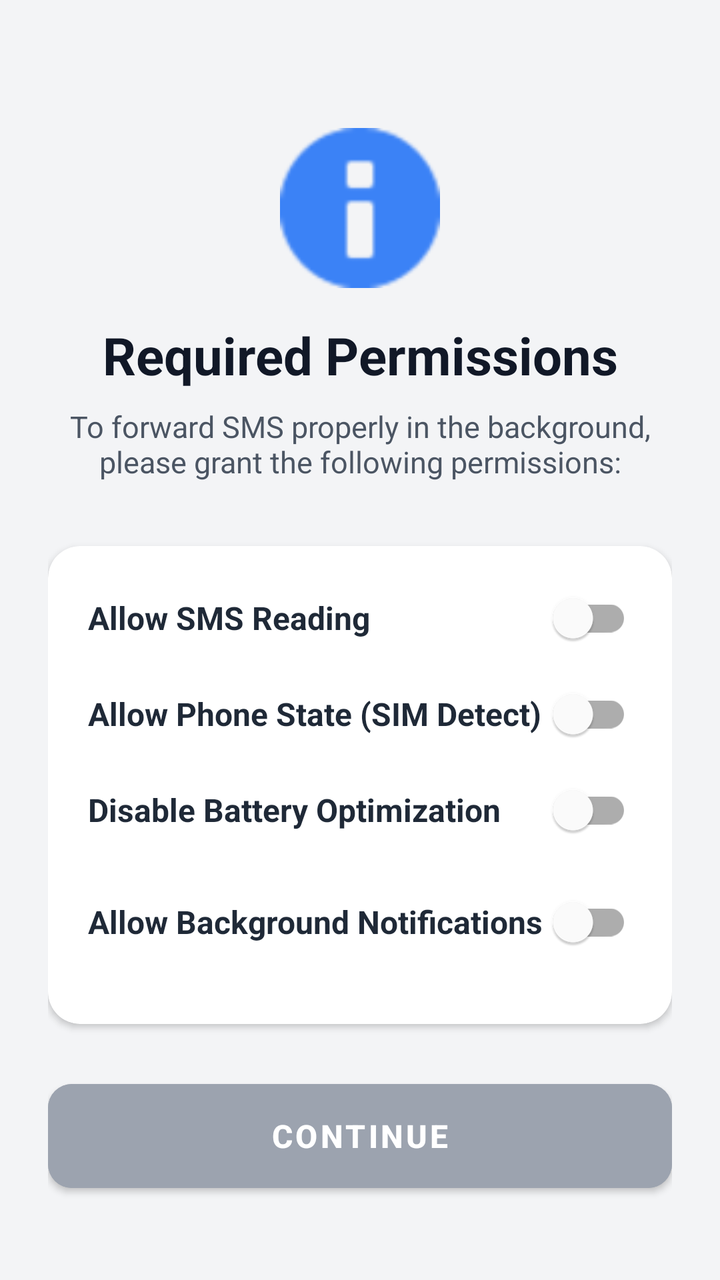
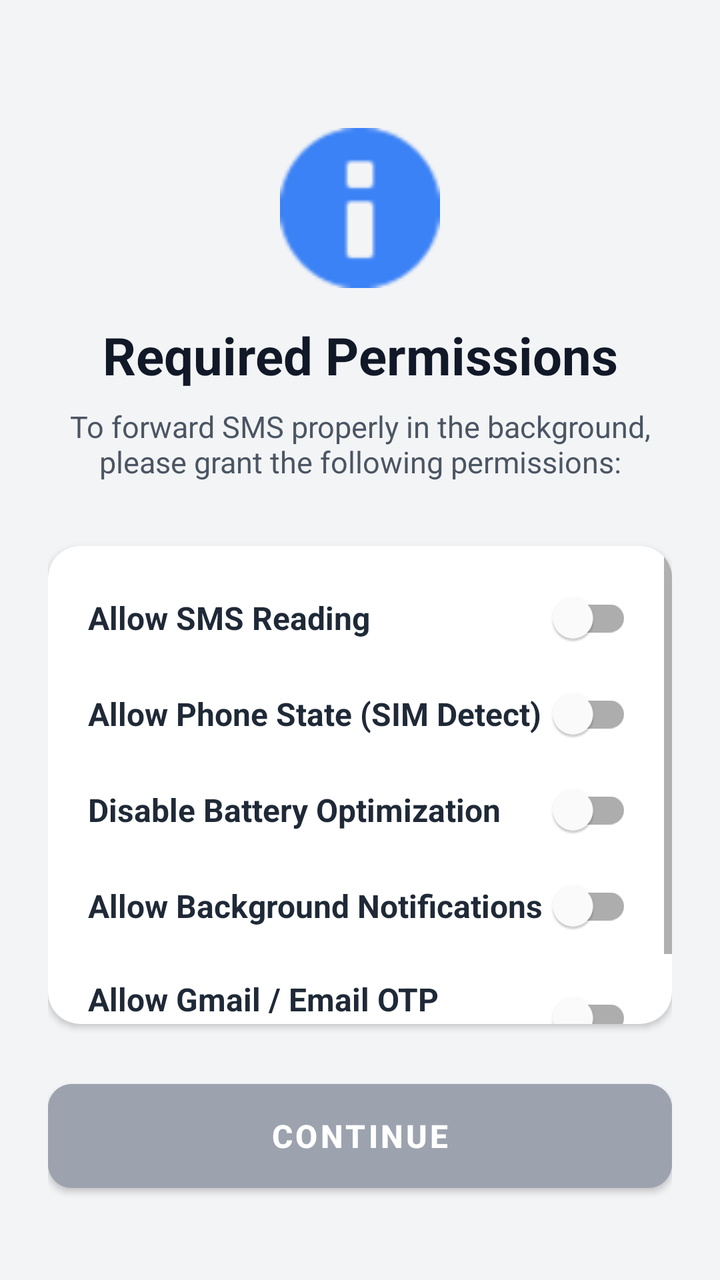

Compare the two renders of this Android layout. The source of the first and the diff that turns it into the second are given below.
<!-- AndroidManifest.xml: application theme Theme.SMSForwarder -->
<!-- res/layout/activity_permissions.xml -->
<?xml version="1.0" encoding="utf-8"?>
<LinearLayout xmlns:android="http://schemas.android.com/apk/res/android"
    xmlns:app="http://schemas.android.com/apk/res-auto"
    android:layout_width="match_parent"
    android:layout_height="match_parent"
    android:orientation="vertical"
    android:padding="24dp"
    android:background="#F3F4F6"
    android:gravity="center_horizontal">

    <ImageView
        android:layout_width="80dp"
        android:layout_height="80dp"
        android:src="@android:drawable/ic_dialog_info"
        android:layout_marginTop="40dp"
        android:layout_marginBottom="16dp"
        app:tint="#3B82F6"/>

    <TextView
        android:layout_width="match_parent"
        android:layout_height="wrap_content"
        android:text="Required Permissions"
        android:textSize="26sp"
        android:textStyle="bold"
        android:textColor="#111827"
        android:gravity="center"
        android:layout_marginBottom="8dp"/>
        
    <TextView
        android:layout_width="match_parent"
        android:layout_height="wrap_content"
        android:text="To forward SMS properly in the background, please grant the following permissions:"
        android:textSize="15sp"
        android:textColor="#4B5563"
        android:gravity="center"
        android:layout_marginBottom="32dp"/>

    <androidx.cardview.widget.CardView
        android:layout_width="match_parent"
        android:layout_height="wrap_content"
        app:cardCornerRadius="16dp"
        app:cardElevation="2dp"
        android:layout_weight="1"
        android:layout_marginBottom="24dp">

        <ScrollView
            android:layout_width="match_parent"
            android:layout_height="match_parent">
            
            <LinearLayout
                android:layout_width="match_parent"
                android:layout_height="wrap_content"
                android:orientation="vertical"
                android:padding="20dp">

                <com.google.android.material.switchmaterial.SwitchMaterial
                    android:id="@+id/switchSms"
                    android:layout_width="match_parent"
                    android:layout_height="wrap_content"
                    android:text="Allow SMS Reading"
                    android:textSize="16sp"
                    android:textStyle="bold"
                    android:textColor="#1F2937"
                    android:paddingBottom="16dp"/>

                <com.google.android.material.switchmaterial.SwitchMaterial
                    android:id="@+id/switchPhone"
                    android:layout_width="match_parent"
                    android:layout_height="wrap_content"
                    android:text="Allow Phone State (SIM Detect)"
                    android:textSize="16sp"
                    android:textStyle="bold"
                    android:textColor="#1F2937"
                    android:paddingBottom="16dp"/>

                <com.google.android.material.switchmaterial.SwitchMaterial
                    android:id="@+id/switchBattery"
                    android:layout_width="match_parent"
                    android:layout_height="wrap_content"
                    android:text="Disable Battery Optimization"
                    android:textSize="16sp"
                    android:textStyle="bold"
                    android:textColor="#1F2937"
                    android:paddingBottom="16dp"/>
                    
                <com.google.android.material.switchmaterial.SwitchMaterial
                    android:id="@+id/switchNotification"
                    android:layout_width="match_parent"
                    android:layout_height="wrap_content"
                    android:text="Allow Background Notifications"
                    android:textSize="16sp"
                    android:textStyle="bold"
                    android:textColor="#1F2937"/>

            </LinearLayout>
        </ScrollView>
    </androidx.cardview.widget.CardView>

    <com.google.android.material.button.MaterialButton
        android:id="@+id/btnContinue"
        android:layout_width="match_parent"
        android:layout_height="64dp"
        android:text="CONTINUE"
        android:backgroundTint="#9CA3AF"
        android:textColor="#ffffff"
        android:textStyle="bold"
        android:textSize="16sp"
        android:layout_marginBottom="16dp"
        app:cornerRadius="12dp" />

</LinearLayout>
<!-- resources referenced by this layout -->
<resources>
  <style name="Theme.SMSForwarder" parent="Theme.MaterialComponents.Light.NoActionBar">
          <item name="colorPrimary">#0284C7</item>
          <item name="colorPrimaryDark">#F8FAFC</item>
          <item name="colorAccent">#0284C7</item>
          
          
          <item name="android:statusBarColor">#F8FAFC</item>
          <item name="android:windowLightStatusBar">true</item>
          
          
          <item name="android:navigationBarColor">#FFFFFF</item>
      </style>
</resources>

<!-- the commit's change to res/layout/activity_permissions.xml (unified diff, before → after) -->
@@ -90,6 +90,16 @@
                     android:text="Allow Background Notifications"
                     android:textSize="16sp"
                     android:textStyle="bold"
+                    android:textColor="#1F2937"
+                    android:paddingBottom="16dp"/>
+
+                <com.google.android.material.switchmaterial.SwitchMaterial
+                    android:id="@+id/switchEmailListener"
+                    android:layout_width="match_parent"
+                    android:layout_height="wrap_content"
+                    android:text="Allow Gmail / Email OTP Reading"
+                    android:textSize="16sp"
+                    android:textStyle="bold"
                     android:textColor="#1F2937"/>
 
             </LinearLayout>
